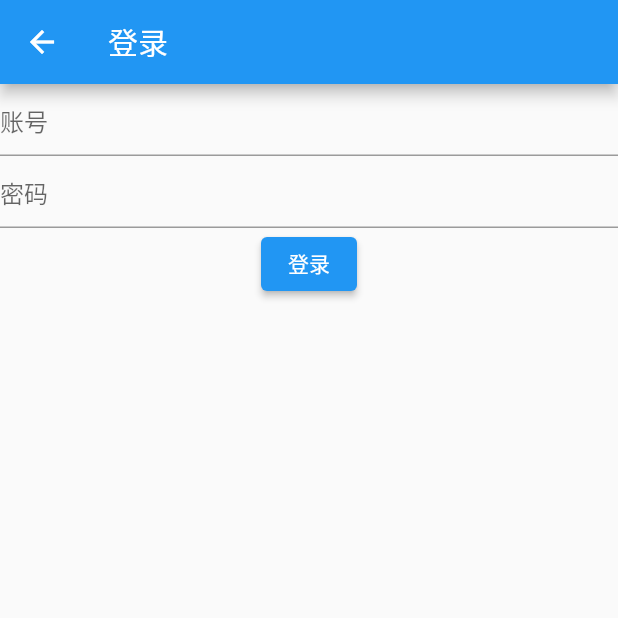
After one commit to hopelesssoulx/smart_city_client, a Flutter app: the Login screen opened directly, on a phone screen of 412 x 824 dp, the top half of it. The commit adds this screen. Run offline on Flutter 3.47's test engine with Material 2 defaults, Android fonts, the phone set to English and light mode, and no system bars; our stand-ins replace card_swiper, dio, fluttertoast, shared_preferences; missing offline and left inert: flutter_client_sse; accounts and stored records are empty; network calls fail.

Commit message:
feat: login auth

```diff
--- /dev/null
+++ b/lib/pages/me/login.dart
@@ -0,0 +1,60 @@
+import 'package:flutter/material.dart';
+import 'package:fluttertoast/fluttertoast.dart';
+import 'package:smart_city_client/api/user.dart';
+import 'package:smart_city_client/utils/token.dart';
+
+class Login extends StatefulWidget {
+  const Login({super.key});
+
+  @override
+  State<Login> createState() => _LoginState();
+}
+
+class _LoginState extends State<Login> {
+  var usernameCtrl = TextEditingController();
+  var passwordCtrl = TextEditingController();
+
+  @override
+  Widget build(BuildContext context) {
+    return Scaffold(
+      appBar: AppBar(
+        title: const Text('登录'),
+      ),
+      body: Container(
+        child: Column(
+          children: [
+            TextField(
+              controller: usernameCtrl,
+              decoration: const InputDecoration(hintText: '账号'),
+            ),
+            TextField(
+              controller: passwordCtrl,
+              decoration: const InputDecoration(hintText: '密码'),
+            ),
+            ElevatedButton(onPressed: loginButton, child: const Text('登录'))
+          ],
+        ),
+      ),
+    );
+  }
+
+  loginButton() {
+    login(
+      usernameCtrl.text,
+      passwordCtrl.text,
+    ).then(
+      (r) => {
+        if (r.data['code'] == 200)
+          {
+            Token.setAll(r.data),
+            Navigator.of(context).pop(),
+            Fluttertoast.showToast(msg: r.data['msg']),
+          }
+        else
+          {
+            Fluttertoast.showToast(msg: r.data['msg']),
+          }
+      },
+    );
+  }
+}
```
Also changed, not shown: lib/pages/me/register.dart (added, +58 -0 lines), lib/utils/token.dart (+24 -4 lines).
